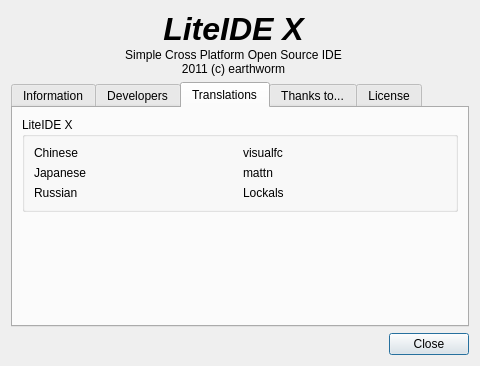
First picture: the form in liteidex/src/liteapp/aboutdialog.ui, repository seanxyh/liteide, before the edit.
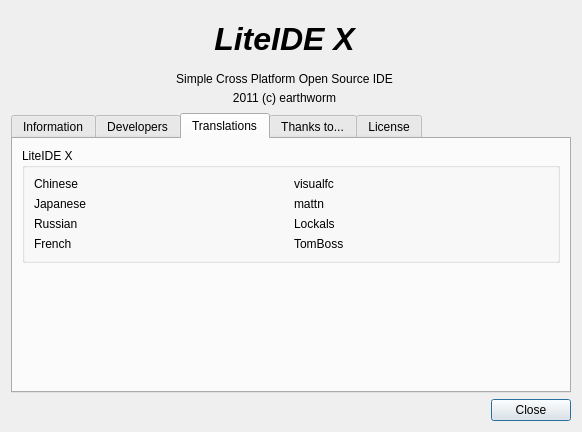
Second picture: the form after the edit. The open tabs and pages were chosen to show the change. Icons and pictures are not drawn.

Commit message: update about : translations

```diff
--- a/liteidex/src/liteapp/aboutdialog.ui
+++ b/liteidex/src/liteapp/aboutdialog.ui
@@ -6,8 +6,8 @@
    <rect>
     <x>0</x>
     <y>0</y>
-    <width>480</width>
-    <height>345</height>
+    <width>582</width>
+    <height>432</height>
    </rect>
   </property>
   <property name="sizePolicy">
@@ -19,7 +19,7 @@
   <property name="windowTitle">
    <string>About LiteIDE</string>
   </property>
-  <layout class="QVBoxLayout" name="verticalLayout_4" stretch="0,1,0,0">
+  <layout class="QVBoxLayout" name="verticalLayout_4" stretch="0,1,0">
    <item>
     <layout class="QHBoxLayout" name="horizontalLayout_2" stretch="0,1,0">
      <property name="spacing">
@@ -172,19 +172,6 @@
      </item>
     </layout>
    </item>
-   <item>
-    <spacer name="verticalSpacer_2">
-     <property name="orientation">
-      <enum>Qt::Vertical</enum>
-     </property>
-     <property name="sizeHint" stdset="0">
-      <size>
-       <width>20</width>
-       <height>40</height>
-      </size>
-     </property>
-    </spacer>
-   </item>
    <item>
     <widget class="QTabWidget" name="tabWidget">
      <property name="sizePolicy">
@@ -428,6 +415,20 @@
             </property>
            </widget>
           </item>
+          <item row="3" column="0">
+           <widget class="QLabel" name="label_3">
+            <property name="text">
+             <string>French</string>
+            </property>
+           </widget>
+          </item>
+          <item row="3" column="1">
+           <widget class="QLabel" name="label_20">
+            <property name="text">
+             <string>TomBoss &lt;tomboss@gmx.com&gt;</string>
+            </property>
+           </widget>
+          </item>
          </layout>
         </widget>
        </item>
```
Left out of the diff: 26 changed lines with no effect on the pictures.
